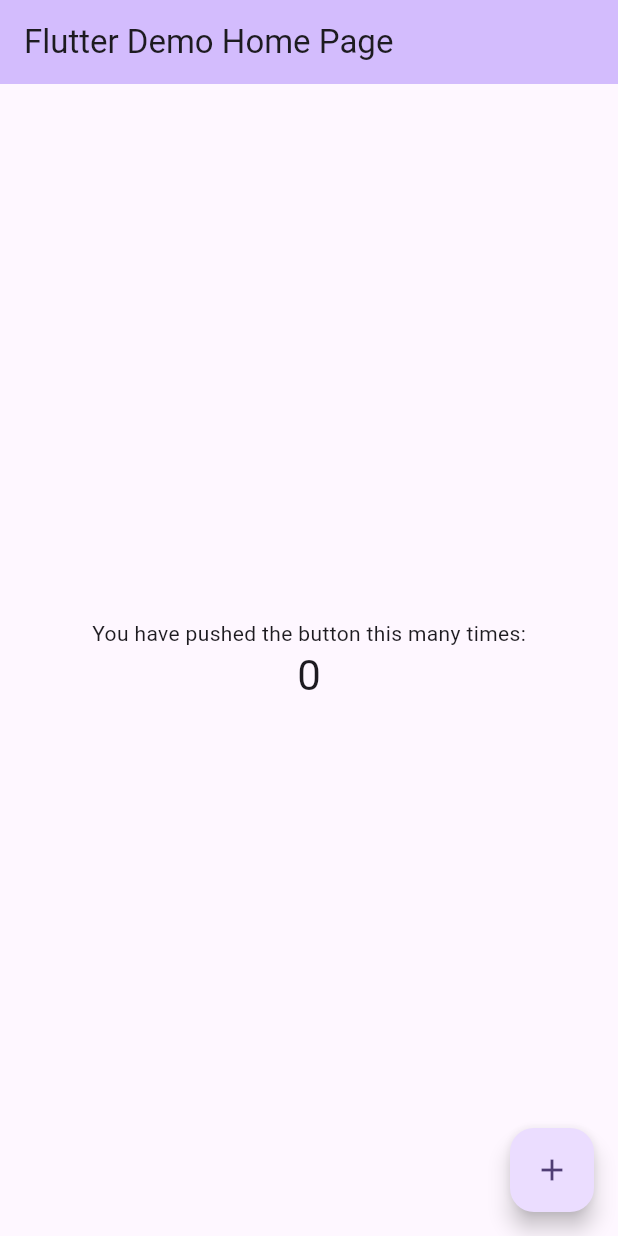
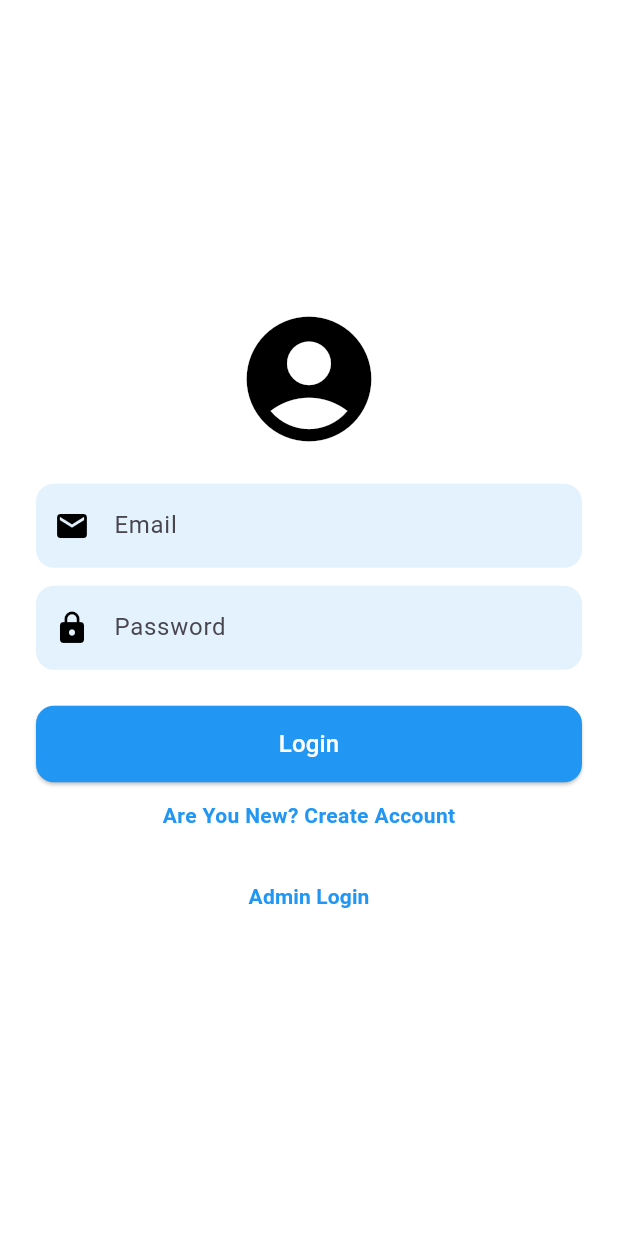
Before and after one commit to NoahTheLee/EGR302_Empty_Room, a Flutter app: the screen it shows after launch, on a phone screen of 412 x 824 dp. Run offline on Flutter 3.47's test engine with Material 3 defaults, Android fonts, the phone set to English and light mode, and no system bars.

Commit message:
Added login, signup, and admin login screens

```diff
--- /dev/null
+++ b/lib/login_page.dart
@@ -0,0 +1,73 @@
+import 'package:flutter/material.dart';
+import 'signup_page.dart';
+import 'admin_login_page.dart';
+
+class LoginPage extends StatelessWidget {
+  const LoginPage({super.key});
+
+  void _showMessage(BuildContext context, String message) {
+    ScaffoldMessenger.of(context).showSnackBar(
+      SnackBar(
+        content: Text(message),
+        backgroundColor: Colors.green,
+        duration: const Duration(seconds: 2),
+      ),
+    );
+  }
+
+  @override
+  Widget build(BuildContext context) {
+    return Scaffold(
+      body: Padding(
+        padding: const EdgeInsets.symmetric(horizontal: 24),
+        child: Center(
+          child: Column(
+            mainAxisSize: MainAxisSize.min,
+            children: [
+              const Icon(Icons.account_circle, size: 100, color: Colors.black),
+              const SizedBox(height: 20),
+              TextField(
+                decoration: const InputDecoration(
+                  labelText: 'Email',
+                  prefixIcon: Icon(Icons.email, color: Colors.black),
+                ),
+              ),
+              const SizedBox(height: 12),
+              TextField(
+                obscureText: true,
+                decoration: const InputDecoration(
+                  labelText: 'Password',
+                  prefixIcon: Icon(Icons.lock, color: Colors.black),
+                ),
+              ),
+              const SizedBox(height: 24),
+              ElevatedButton(
+                onPressed: () {
+                  _showMessage(context, "You signed in successfully!");
+                },
+                child: const Center(child: Text('Login', style: TextStyle(fontSize: 16, color: Colors.white))),
+              ),
+              const SizedBox(height: 12),
+              GestureDetector(
+                onTap: () {
+                  Navigator.push(context, MaterialPageRoute(builder: (context) => const SignupPage()));
+                },
+                child: const Text(
+                  'Are You New? Create Account',
+                  style: TextStyle(color: Colors.blue, fontWeight: FontWeight.bold),
+                ),
+              ),
+              const SizedBox(height: 20),
+              TextButton(
+                onPressed: () {
+                  Navigator.push(context, MaterialPageRoute(builder: (context) => const AdminLoginPage()));
+                },
+                child: const Text('Admin Login', style: TextStyle(fontSize: 14, fontWeight: FontWeight.w600, color: Colors.blue)),
+              ),
+            ],
+          ),
+        ),
+      ),
+    );
+  }
+}
--- a/lib/main.dart
+++ b/lib/main.dart
@@ -1,4 +1,5 @@
 import 'package:flutter/material.dart';
+import 'login_page.dart';
 
 void main() {
   runApp(const MyApp());
@@ -7,116 +8,34 @@ void main() {
 class MyApp extends StatelessWidget {
   const MyApp({super.key});
 
-  // This widget is the root of your application.
   @override
   Widget build(BuildContext context) {
     return MaterialApp(
-      title: 'Flutter Demo',
+      title: 'Flutter Auth',
+      debugShowCheckedModeBanner: false,
       theme: ThemeData(
-        // This is the theme of your application.
-        //
-        // TRY THIS: Try running your application with "flutter run". You'll see
-        // the application has a purple toolbar. Then, without quitting the app,
-        // try changing the seedColor in the colorScheme below to Colors.green
-        // and then invoke "hot reload" (save your changes or press the "hot
-        // reload" button in a Flutter-supported IDE, or press "r" if you used
-        // the command line to start the app).
-        //
-        // Notice that the counter didn't reset back to zero; the application
-        // state is not lost during the reload. To reset the state, use hot
-        // restart instead.
-        //
-        // This works for code too, not just values: Most code changes can be
-        // tested with just a hot reload.
-        colorScheme: ColorScheme.fromSeed(seedColor: Colors.deepPurple),
+        primarySwatch: Colors.blue,
+        scaffoldBackgroundColor: Colors.white,
+        inputDecorationTheme: const InputDecorationTheme(
+          filled: true,
+          fillColor: Color(0xFFE3F2FD), // Light Blue Background for Text Fields
+          border: OutlineInputBorder(
+            borderRadius: BorderRadius.all(Radius.circular(12)),
+            borderSide: BorderSide.none,
+          ),
+          contentPadding: EdgeInsets.symmetric(vertical: 16, horizontal: 20),
+        ),
+        elevatedButtonTheme: ElevatedButtonThemeData(
+          style: ElevatedButton.styleFrom(
+            backgroundColor: Colors.blue, // Blue Buttons
+            padding: const EdgeInsets.symmetric(vertical: 14),
+            shape: RoundedRectangleBorder(
+              borderRadius: BorderRadius.circular(12),
+            ),
+          ),
+        ),
       ),
-      home: const MyHomePage(title: 'Flutter Demo Home Page'),
+      home: const LoginPage(),
     );
   }
 }
-
-class MyHomePage extends StatefulWidget {
-  const MyHomePage({super.key, required this.title});
-
-  // This widget is the home page of your application. It is stateful, meaning
-  // that it has a State object (defined below) that contains fields that affect
-  // how it looks.
-
-  // This class is the configuration for the state. It holds the values (in this
-  // case the title) provided by the parent (in this case the App widget) and
-  // used by the build method of the State. Fields in a Widget subclass are
-  // always marked "final".
-
-  final String title;
-
-  @override
-  State<MyHomePage> createState() => _MyHomePageState();
-}
-
-class _MyHomePageState extends State<MyHomePage> {
-  int _counter = 0;
-
-  void _incrementCounter() {
-    setState(() {
-      // This call to setState tells the Flutter framework that something has
-      // changed in this State, which causes it to rerun the build method below
-      // so that the display can reflect the updated values. If we changed
-      // _counter without calling setState(), then the build method would not be
-      // called again, and so nothing would appear to happen.
-      _counter++;
-    });
-  }
-
-  @override
-  Widget build(BuildContext context) {
-    // This method is rerun every time setState is called, for instance as done
-    // by the _incrementCounter method above.
-    //
-    // The Flutter framework has been optimized to make rerunning build methods
-    // fast, so that you can just rebuild anything that needs updating rather
-    // than having to individually change instances of widgets.
-    return Scaffold(
-      appBar: AppBar(
-        // TRY THIS: Try changing the color here to a specific color (to
-        // Colors.amber, perhaps?) and trigger a hot reload to see the AppBar
-        // change color while the other colors stay the same.
-        backgroundColor: Theme.of(context).colorScheme.inversePrimary,
-        // Here we take the value from the MyHomePage object that was created by
-        // the App.build method, and use it to set our appbar title.
-        title: Text(widget.title),
-      ),
-      body: Center(
-        // Center is a layout widget. It takes a single child and positions it
-        // in the middle of the parent.
-        child: Column(
-          // Column is also a layout widget. It takes a list of children and
-          // arranges them vertically. By default, it sizes itself to fit its
-          // children horizontally, and tries to be as tall as its parent.
-          //
-          // Column has various properties to control how it sizes itself and
-          // how it positions its children. Here we use mainAxisAlignment to
-          // center the children vertically; the main axis here is the vertical
-          // axis because Columns are vertical (the cross axis would be
-          // horizontal).
-          //
-          // TRY THIS: Invoke "debug painting" (choose the "Toggle Debug Paint"
-          // action in the IDE, or press "p" in the console), to see the
-          // wireframe for each widget.
-          mainAxisAlignment: MainAxisAlignment.center,
-          children: <Widget>[
-            const Text('You have pushed the button this many times:'),
-            Text(
-              '$_counter',
-              style: Theme.of(context).textTheme.headlineMedium,
-            ),
-          ],
-        ),
-      ),
-      floatingActionButton: FloatingActionButton(
-        onPressed: _incrementCounter,
-        tooltip: 'Increment',
-        child: const Icon(Icons.add),
-      ), // This trailing comma makes auto-formatting nicer for build methods.
-    );
-  }
-}
```
Also changed, not shown: lib/admin_login_page.dart (added, +65 -0 lines), lib/signup_page.dart (added, +92 -0 lines), lib/loginPage.dart (deleted), lib/signupPage.dart (deleted).
